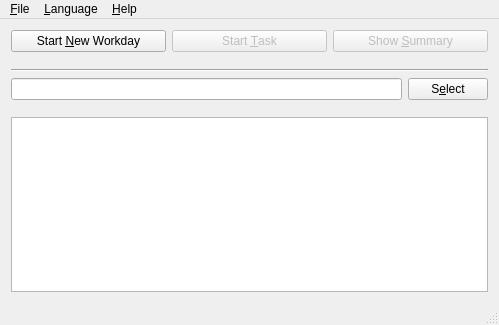
the-codeslinger/WorkTracker, file ui/worktracker.ui: the form before one commit.
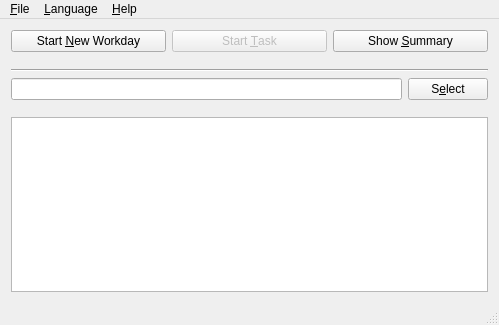
The form after the commit. Icons and pictures are not drawn. Custom widgets are drawn as their Qt base class.

```diff
--- a/ui/worktracker.ui
+++ b/ui/worktracker.ui
@@ -91,7 +91,7 @@
       <item>
        <widget class="QPushButton" name="summaryButton">
         <property name="enabled">
-         <bool>false</bool>
+         <bool>true</bool>
         </property>
         <property name="sizePolicy">
          <sizepolicy hsizetype="Preferred" vsizetype="Preferred">
```
